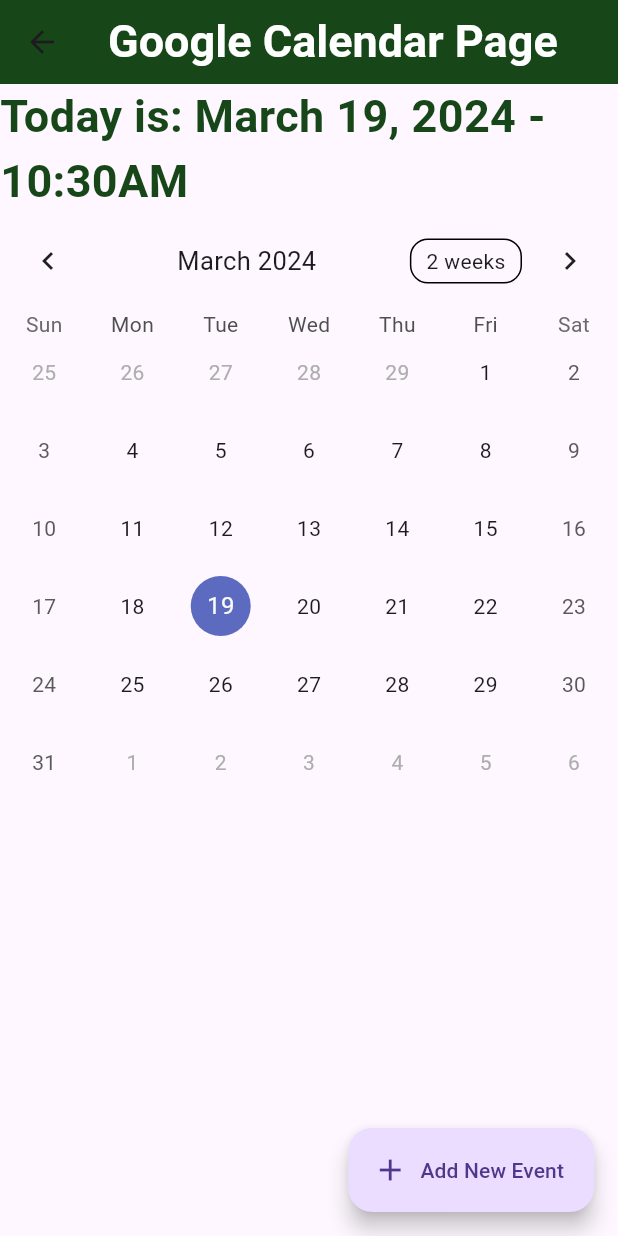
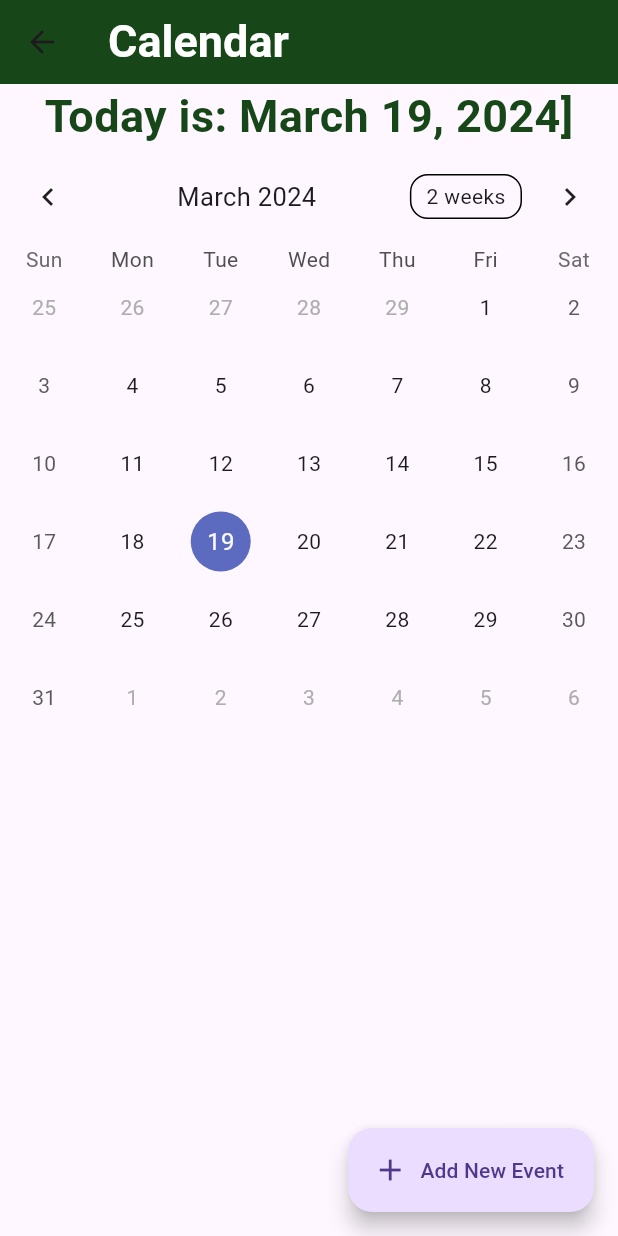
Before and after one commit to mroxas29/gsts, a Flutter app: the Calendar screen opened directly, on a phone screen of 412 x 824 dp. Run offline on Flutter 3.47's test engine with Material 3 defaults, Android fonts, the phone set to English and light mode, and no system bars; drawn by our look-alikes of table_calendar; our stand-ins replace cloud_firestore, file_picker, firebase_auth, firebase_core, flutter_typeahead, google_sign_in and 2 more; missing offline and left inert: dart:html, googleapis, open_document, side_navigation; accounts and stored records are empty; Roboto replaces fonts that are missing (Outfit).

Commit message:
Removed time on current date, Calendar instead of Google Calendar

```diff
--- a/lib/ui/calendar.dart
+++ b/lib/ui/calendar.dart
@@ -30,7 +30,7 @@
   TimeOfDay? pickedStartTime;
   TimeOfDay? pickedEndTime;
   String currentDate =
-      "Today is: ${DateFormat('MMMM').format(today)} ${today.day}, ${today.year} - ${DateFormat("h:mma").format(today)}";
+      "Today is: ${DateFormat('MMMM').format(today)} ${today.day}, ${today.year}]";
 
   EventTypeRadio? _eventtype = EventTypeRadio.online;
 
@@ -45,7 +45,7 @@
         // PAGE HEADER
         title:
           Text(
-            'Google Calendar Page',
+            'Calendar',
             style: TextStyle(
               fontFamily: 'Outfit',
               fontSize: 30,
```
